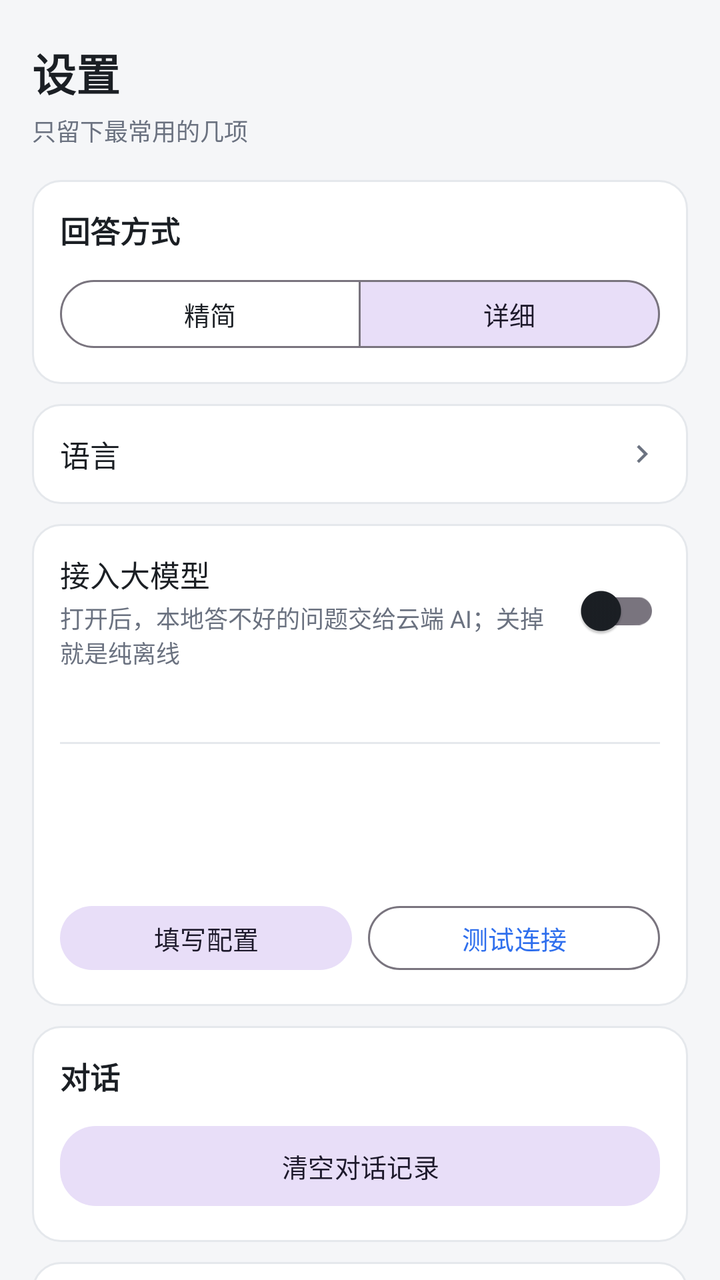
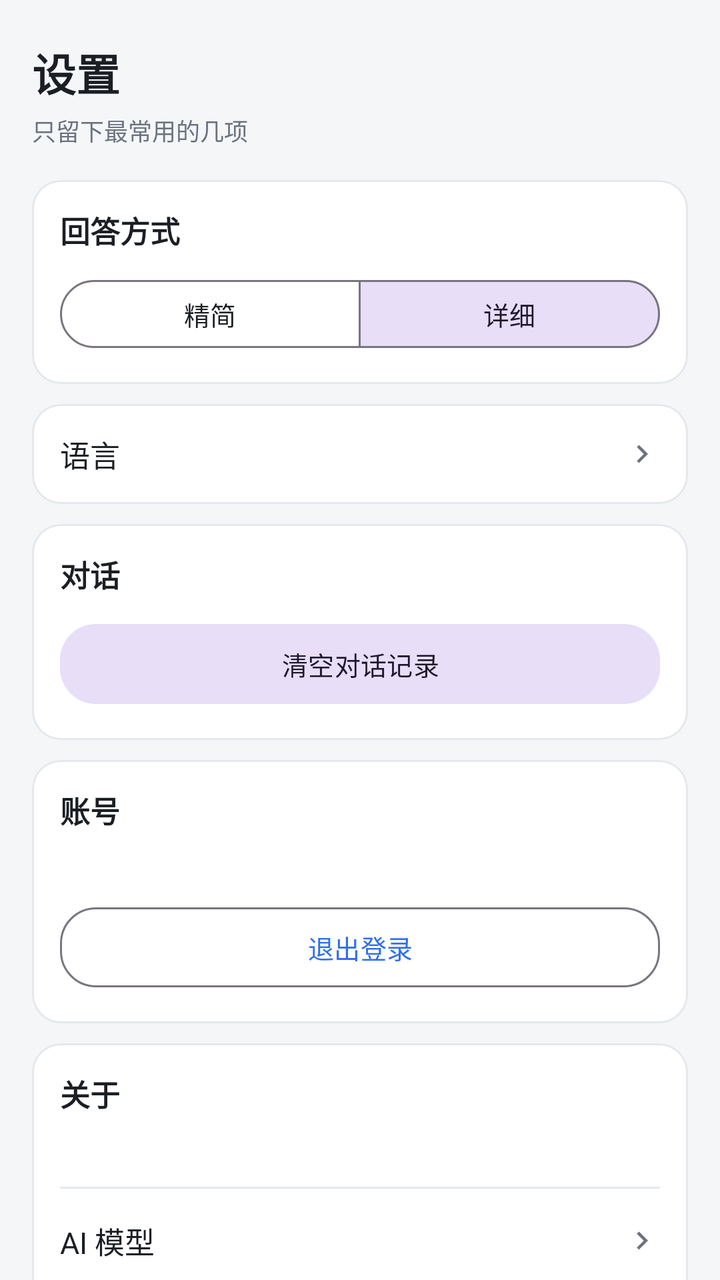

Compare the two renders of this Android layout. The source of the first and the diff that turns it into the second are given below.
<!-- AndroidManifest.xml: application theme Theme.VoiceAssistant -->
<!-- res/layout/fragment_settings.xml -->
<?xml version="1.0" encoding="utf-8"?>
<ScrollView xmlns:android="http://schemas.android.com/apk/res/android"
    xmlns:app="http://schemas.android.com/apk/res-auto"
    android:layout_width="match_parent"
    android:layout_height="match_parent"
    android:background="@color/bg_app"
    android:fillViewport="true"
    android:scrollbars="none">

    <LinearLayout
        android:layout_width="match_parent"
        android:layout_height="wrap_content"
        android:orientation="vertical"
        android:paddingStart="16dp"
        android:paddingTop="20dp"
        android:paddingEnd="16dp"
        android:paddingBottom="28dp">

        <TextView
            android:layout_width="wrap_content"
            android:layout_height="wrap_content"
            android:text="@string/settings_title"
            android:textColor="@color/text_primary"
            android:textSize="22sp"
            android:textStyle="bold" />

        <TextView
            android:layout_width="wrap_content"
            android:layout_height="wrap_content"
            android:layout_marginTop="4dp"
            android:text="@string/settings_subtitle"
            android:textColor="@color/text_secondary"
            android:textSize="12sp" />

        
        <LinearLayout
            android:layout_width="match_parent"
            android:layout_height="wrap_content"
            android:layout_marginTop="16dp"
            android:background="@drawable/bg_card"
            android:orientation="vertical"
            android:padding="14dp">

            <TextView
                android:layout_width="wrap_content"
                android:layout_height="wrap_content"
                android:text="@string/settings_answer_style"
                android:textColor="@color/text_primary"
                android:textSize="15sp"
                android:textStyle="bold" />

            <com.google.android.material.button.MaterialButtonToggleGroup
                android:id="@+id/toggleStyle"
                android:layout_width="match_parent"
                android:layout_height="wrap_content"
                android:layout_marginTop="10dp"
                app:checkedButton="@+id/btnStyleDetailed"
                app:selectionRequired="true"
                app:singleSelection="true">

                <com.google.android.material.button.MaterialButton
                    android:id="@+id/btnStyleConcise"
                    style="@style/Widget.Material3.Button.OutlinedButton"
                    android:layout_width="0dp"
                    android:layout_height="wrap_content"
                    android:layout_weight="1"
                    android:minHeight="42dp"
                    android:text="@string/settings_style_concise"
                    android:textSize="13sp" />

                <com.google.android.material.button.MaterialButton
                    android:id="@+id/btnStyleDetailed"
                    style="@style/Widget.Material3.Button.OutlinedButton"
                    android:layout_width="0dp"
                    android:layout_height="wrap_content"
                    android:layout_weight="1"
                    android:minHeight="42dp"
                    android:text="@string/settings_style_detailed"
                    android:textSize="13sp" />
            </com.google.android.material.button.MaterialButtonToggleGroup>
        </LinearLayout>

        
        <LinearLayout
            android:id="@+id/rowLanguage"
            android:layout_width="match_parent"
            android:layout_height="wrap_content"
            android:layout_marginTop="10dp"
            android:background="@drawable/bg_card"
            android:clickable="true"
            android:focusable="true"
            android:foreground="?attr/selectableItemBackground"
            android:gravity="center_vertical"
            android:orientation="horizontal"
            android:padding="14dp">

            <TextView
                android:layout_width="0dp"
                android:layout_height="wrap_content"
                android:layout_weight="1"
                android:text="@string/settings_language"
                android:textColor="@color/text_primary"
                android:textSize="15sp" />

            <TextView
                android:id="@+id/tvLanguageValue"
                android:layout_width="wrap_content"
                android:layout_height="wrap_content"
                android:layout_marginEnd="6dp"
                android:textColor="@color/text_secondary"
                android:textSize="14sp" />

            <ImageView
                android:layout_width="18dp"
                android:layout_height="18dp"
                android:contentDescription="@string/settings_language_title"
                android:rotation="-90"
                android:src="@drawable/ic_chevron_down"
                app:tint="@color/text_secondary" />
        </LinearLayout>

        
        <LinearLayout
            android:layout_width="match_parent"
            android:layout_height="wrap_content"
            android:layout_marginTop="10dp"
            android:background="@drawable/bg_card"
            android:orientation="vertical"
            android:padding="14dp">

            <LinearLayout
                android:layout_width="match_parent"
                android:layout_height="wrap_content"
                android:gravity="center_vertical"
                android:orientation="horizontal">

                <LinearLayout
                    android:layout_width="0dp"
                    android:layout_height="wrap_content"
                    android:layout_weight="1"
                    android:orientation="vertical">

                    <TextView
                        android:layout_width="wrap_content"
                        android:layout_height="wrap_content"
                        android:text="@string/settings_model_switch"
                        android:textColor="@color/text_primary"
                        android:textSize="15sp" />

                    <TextView
                        android:layout_width="wrap_content"
                        android:layout_height="wrap_content"
                        android:layout_marginTop="2dp"
                        android:text="@string/settings_model_desc"
                        android:textColor="@color/text_secondary"
                        android:textSize="12sp" />
                </LinearLayout>

                <com.google.android.material.switchmaterial.SwitchMaterial
                    android:id="@+id/switchModel"
                    android:layout_width="wrap_content"
                    android:layout_height="wrap_content" />
            </LinearLayout>

            <TextView
                android:id="@+id/tvCloudState"
                android:layout_width="match_parent"
                android:layout_height="wrap_content"
                android:layout_marginTop="8dp"
                android:textColor="@color/text_secondary"
                android:textSize="12sp" />

            <LinearLayout
                android:id="@+id/cloudDetail"
                android:layout_width="match_parent"
                android:layout_height="wrap_content"
                android:orientation="vertical">

                <View
                    android:layout_width="match_parent"
                    android:layout_height="1dp"
                    android:layout_marginTop="12dp"
                    android:layout_marginBottom="10dp"
                    android:background="@color/bubble_bot_stroke" />

                <TextView
                    android:id="@+id/tvCloudEndpoint"
                    android:layout_width="match_parent"
                    android:layout_height="wrap_content"
                    android:textColor="@color/text_secondary"
                    android:textSize="12sp" />

                <TextView
                    android:id="@+id/tvCloudModel"
                    android:layout_width="match_parent"
                    android:layout_height="wrap_content"
                    android:layout_marginTop="4dp"
                    android:textColor="@color/text_secondary"
                    android:textSize="12sp" />

                <TextView
                    android:id="@+id/tvCloudKey"
                    android:layout_width="match_parent"
                    android:layout_height="wrap_content"
                    android:layout_marginTop="4dp"
                    android:textColor="@color/text_secondary"
                    android:textSize="12sp" />

                <LinearLayout
                    android:layout_width="match_parent"
                    android:layout_height="wrap_content"
                    android:layout_marginTop="10dp"
                    android:orientation="horizontal">

                    <com.google.android.material.button.MaterialButton
                        android:id="@+id/btnCloudEdit"
                        style="@style/Widget.Material3.Button.TonalButton"
                        android:layout_width="0dp"
                        android:layout_height="wrap_content"
                        android:layout_marginEnd="8dp"
                        android:layout_weight="1"
                        android:minHeight="40dp"
                        android:text="@string/settings_cloud_edit"
                        android:textSize="13sp"
                        app:cornerRadius="18dp" />

                    <com.google.android.material.button.MaterialButton
                        android:id="@+id/btnCloudTest"
                        style="@style/Widget.Material3.Button.OutlinedButton"
                        android:layout_width="0dp"
                        android:layout_height="wrap_content"
                        android:layout_weight="1"
                        android:minHeight="40dp"
                        android:text="@string/settings_cloud_test"
                        android:textSize="13sp"
                        app:cornerRadius="18dp" />
                </LinearLayout>
            </LinearLayout>
        </LinearLayout>

        
        <LinearLayout
            android:layout_width="match_parent"
            android:layout_height="wrap_content"
            android:layout_marginTop="10dp"
            android:background="@drawable/bg_card"
            android:orientation="vertical"
            android:padding="14dp">

            <TextView
                android:layout_width="wrap_content"
                android:layout_height="wrap_content"
                android:text="@string/settings_chat"
                android:textColor="@color/text_primary"
                android:textSize="15sp"
                android:textStyle="bold" />

            <com.google.android.material.button.MaterialButton
                android:id="@+id/btnClearChat"
                style="@style/Widget.Material3.Button.TonalButton"
                android:layout_width="match_parent"
                android:layout_height="wrap_content"
                android:layout_marginTop="10dp"
                android:text="@string/settings_clear_chat"
                android:textSize="13sp"
                app:cornerRadius="18dp" />
        </LinearLayout>

        
        <LinearLayout
            android:layout_width="match_parent"
            android:layout_height="wrap_content"
            android:layout_marginTop="10dp"
            android:background="@drawable/bg_card"
            android:orientation="vertical"
            android:padding="14dp">

            <TextView
                android:layout_width="wrap_content"
                android:layout_height="wrap_content"
                android:text="@string/settings_account"
                android:textColor="@color/text_primary"
                android:textSize="15sp"
                android:textStyle="bold" />

            <TextView
                android:id="@+id/tvAccount"
                android:layout_width="match_parent"
                android:layout_height="wrap_content"
                android:layout_marginTop="6dp"
                android:textColor="@color/text_secondary"
                android:textSize="13sp" />

            <com.google.android.material.button.MaterialButton
                android:id="@+id/btnLogout"
                style="@style/Widget.Material3.Button.OutlinedButton"
                android:layout_width="match_parent"
                android:layout_height="wrap_content"
                android:layout_marginTop="10dp"
                android:text="@string/settings_logout"
                android:textSize="13sp"
                app:cornerRadius="18dp" />
        </LinearLayout>

        
        <LinearLayout
            android:layout_width="match_parent"
            android:layout_height="wrap_content"
            android:layout_marginTop="10dp"
            android:background="@drawable/bg_card"
            android:orientation="vertical"
            android:padding="14dp">

            <TextView
                android:layout_width="wrap_content"
                android:layout_height="wrap_content"
                android:text="@string/settings_about"
                android:textColor="@color/text_primary"
                android:textSize="15sp"
                android:textStyle="bold" />

            <TextView
                android:id="@+id/tvVersion"
                android:layout_width="match_parent"
                android:layout_height="wrap_content"
                android:layout_marginTop="6dp"
                android:textColor="@color/text_secondary"
                android:textSize="13sp" />

            <com.google.android.material.button.MaterialButton
                android:id="@+id/btnResetSettings"
                style="@style/Widget.Material3.Button.OutlinedButton"
                android:layout_width="match_parent"
                android:layout_height="wrap_content"
                android:layout_marginTop="10dp"
                android:text="@string/settings_reset"
                android:textSize="13sp"
                app:cornerRadius="18dp" />
        </LinearLayout>

    </LinearLayout>
</ScrollView>
<!-- resources referenced by this layout -->
<resources>
  <color name="bg_app">#F5F6F8</color>
  <color name="bubble_bot_stroke">#E5E8EC</color>
  <color name="text_primary">#1B1F24</color>
  <color name="text_secondary">#6B7280</color>
  <!-- drawable bg_card (drawable) -->
  <?xml version="1.0" encoding="utf-8"?>
  <shape xmlns:android="http://schemas.android.com/apk/res/android"
      android:shape="rectangle">
      <solid android:color="@color/surface" />
      <corners android:radius="14dp" />
      <stroke
          android:width="1dp"
          android:color="@color/bubble_bot_stroke" />
  </shape>
  <!-- drawable ic_chevron_down (drawable) -->
  <vector xmlns:android="http://schemas.android.com/apk/res/android"
      android:width="24dp"
      android:height="24dp"
      android:viewportWidth="24"
      android:viewportHeight="24">
      <path
          android:fillColor="#FF000000"
          android:pathData="M7.41,8.59L12,13.17l4.59,-4.58L18,10l-6,6 -6,-6 1.41,-1.41z" />
  </vector>
  <string name="settings_about">关于</string>
  <string name="settings_account">账号</string>
  <string name="settings_answer_style">回答方式</string>
  <string name="settings_chat">对话</string>
  <string name="settings_clear_chat">清空对话记录</string>
  <string name="settings_cloud_edit">填写配置</string>
  <string name="settings_cloud_test">测试连接</string>
  <string name="settings_language">语言</string>
  <string name="settings_language_title">选择界面语言</string>
  <string name="settings_logout">退出登录</string>
  <string name="settings_model_desc">打开后，本地答不好的问题交给云端 AI；关掉就是纯离线</string>
  <string name="settings_model_switch">接入大模型</string>
  <string name="settings_reset">恢复默认设置</string>
  <string name="settings_style_concise">精简</string>
  <string name="settings_style_detailed">详细</string>
  <string name="settings_subtitle">只留下最常用的几项</string>
  <string name="settings_title">设置</string>
  <style name="Theme.VoiceAssistant" parent="Base.Theme.VoiceAssistant" />
  <color name="surface">#FFFFFFFF</color>
  <style name="Base.Theme.VoiceAssistant" parent="Theme.Material3.Light.NoActionBar">
          
          <item name="colorPrimary">@color/brand_primary</item>
          <item name="colorOnPrimary">@color/white</item>
          <item name="colorPrimaryContainer">@color/chip_bg</item>
          <item name="colorOnPrimaryContainer">@color/brand_primary_dark</item>
          <item name="colorSurface">@color/surface</item>
          <item name="colorOnSurface">@color/text_primary</item>
          <item name="colorSurfaceVariant">@color/input_bg</item>
          <item name="colorOnSurfaceVariant">@color/text_secondary</item>
          <item name="android:colorBackground">@color/bg_app</item>
  
          
          <item name="android:windowBackground">@color/bg_app</item>
  
          
          <item name="android:statusBarColor">@android:color/transparent</item>
          <item name="android:navigationBarColor">@android:color/transparent</item>
          <item name="android:windowLightStatusBar">true</item>
          <item name="android:windowLightNavigationBar">true</item>
          <item name="android:windowDrawsSystemBarBackgrounds">true</item>
  
          
          <item name="android:forceDarkAllowed" tools:targetApi="q">false</item>
      </style>
  <color name="brand_primary">#2F6FED</color>
  <color name="white">#FFFFFFFF</color>
  <color name="chip_bg">#EAF1FE</color>
  <color name="brand_primary_dark">#1E4FBF</color>
  <color name="input_bg">#F1F3F5</color>
</resources>

<!-- the commit's change to res/layout/fragment_settings.xml (unified diff, before → after) -->
@@ -128,125 +128,6 @@
             android:orientation="vertical"
             android:padding="14dp">
 
-            <LinearLayout
-                android:layout_width="match_parent"
-                android:layout_height="wrap_content"
-                android:gravity="center_vertical"
-                android:orientation="horizontal">
-
-                <LinearLayout
-                    android:layout_width="0dp"
-                    android:layout_height="wrap_content"
-                    android:layout_weight="1"
-                    android:orientation="vertical">
-
-                    <TextView
-                        android:layout_width="wrap_content"
-                        android:layout_height="wrap_content"
-                        android:text="@string/settings_model_switch"
-                        android:textColor="@color/text_primary"
-                        android:textSize="15sp" />
-
-                    <TextView
-                        android:layout_width="wrap_content"
-                        android:layout_height="wrap_content"
-                        android:layout_marginTop="2dp"
-                        android:text="@string/settings_model_desc"
-                        android:textColor="@color/text_secondary"
-                        android:textSize="12sp" />
-                </LinearLayout>
-
-                <com.google.android.material.switchmaterial.SwitchMaterial
-                    android:id="@+id/switchModel"
-                    android:layout_width="wrap_content"
-                    android:layout_height="wrap_content" />
-            </LinearLayout>
-
-            <TextView
-                android:id="@+id/tvCloudState"
-                android:layout_width="match_parent"
-                android:layout_height="wrap_content"
-                android:layout_marginTop="8dp"
-                android:textColor="@color/text_secondary"
-                android:textSize="12sp" />
-
-            <LinearLayout
-                android:id="@+id/cloudDetail"
-                android:layout_width="match_parent"
-                android:layout_height="wrap_content"
-                android:orientation="vertical">
-
-                <View
-                    android:layout_width="match_parent"
-                    android:layout_height="1dp"
-                    android:layout_marginTop="12dp"
-                    android:layout_marginBottom="10dp"
-                    android:background="@color/bubble_bot_stroke" />
-
-                <TextView
-                    android:id="@+id/tvCloudEndpoint"
-                    android:layout_width="match_parent"
-                    android:layout_height="wrap_content"
-                    android:textColor="@color/text_secondary"
-                    android:textSize="12sp" />
-
-                <TextView
-                    android:id="@+id/tvCloudModel"
-                    android:layout_width="match_parent"
-                    android:layout_height="wrap_content"
-                    android:layout_marginTop="4dp"
-                    android:textColor="@color/text_secondary"
-                    android:textSize="12sp" />
-
-                <TextView
-                    android:id="@+id/tvCloudKey"
-                    android:layout_width="match_parent"
-                    android:layout_height="wrap_content"
-                    android:layout_marginTop="4dp"
-                    android:textColor="@color/text_secondary"
-                    android:textSize="12sp" />
-
-                <LinearLayout
-                    android:layout_width="match_parent"
-                    android:layout_height="wrap_content"
-                    android:layout_marginTop="10dp"
-                    android:orientation="horizontal">
-
-                    <com.google.android.material.button.MaterialButton
-                        android:id="@+id/btnCloudEdit"
-                        style="@style/Widget.Material3.Button.TonalButton"
-                        android:layout_width="0dp"
-                        android:layout_height="wrap_content"
-                        android:layout_marginEnd="8dp"
-                        android:layout_weight="1"
-                        android:minHeight="40dp"
-                        android:text="@string/settings_cloud_edit"
-                        android:textSize="13sp"
-                        app:cornerRadius="18dp" />
-
-                    <com.google.android.material.button.MaterialButton
-                        android:id="@+id/btnCloudTest"
-                        style="@style/Widget.Material3.Button.OutlinedButton"
-                        android:layout_width="0dp"
-                        android:layout_height="wrap_content"
-                        android:layout_weight="1"
-                        android:minHeight="40dp"
-                        android:text="@string/settings_cloud_test"
-                        android:textSize="13sp"
-                        app:cornerRadius="18dp" />
-                </LinearLayout>
-            </LinearLayout>
-        </LinearLayout>
-
-        
-        <LinearLayout
-            android:layout_width="match_parent"
-            android:layout_height="wrap_content"
-            android:layout_marginTop="10dp"
-            android:background="@drawable/bg_card"
-            android:orientation="vertical"
-            android:padding="14dp">
-
             <TextView
                 android:layout_width="wrap_content"
                 android:layout_height="wrap_content"
@@ -327,6 +208,50 @@
                 android:textColor="@color/text_secondary"
                 android:textSize="13sp" />
 
+            <View
+                android:layout_width="match_parent"
+                android:layout_height="1dp"
+                android:layout_marginTop="12dp"
+                android:layout_marginBottom="4dp"
+                android:background="@color/bubble_bot_stroke" />
+
+            
+            <LinearLayout
+                android:id="@+id/rowModel"
+                android:layout_width="match_parent"
+                android:layout_height="wrap_content"
+                android:background="?attr/selectableItemBackground"
+                android:clickable="true"
+                android:focusable="true"
+                android:gravity="center_vertical"
+                android:minHeight="44dp"
+                android:orientation="horizontal">
+
+                <TextView
+                    android:layout_width="0dp"
+                    android:layout_height="wrap_content"
+                    android:layout_weight="1"
+                    android:text="@string/settings_model_row"
+                    android:textColor="@color/text_primary"
+                    android:textSize="15sp" />
+
+                <TextView
+                    android:id="@+id/tvModelValue"
+                    android:layout_width="wrap_content"
+                    android:layout_height="wrap_content"
+                    android:layout_marginEnd="6dp"
+                    android:textColor="@color/text_secondary"
+                    android:textSize="14sp" />
+
+                <ImageView
+                    android:layout_width="18dp"
+                    android:layout_height="18dp"
+                    android:contentDescription="@string/settings_model_row"
+                    android:rotation="-90"
+                    android:src="@drawable/ic_chevron_down"
+                    app:tint="@color/text_secondary" />
+            </LinearLayout>
+
             <com.google.android.material.button.MaterialButton
                 android:id="@+id/btnResetSettings"
                 style="@style/Widget.Material3.Button.OutlinedButton"
<!-- resource entries referenced after the edit -->
@@ -29,13 +29,10 @@
   <string name="settings_answer_style">回答方式</string>
   <string name="settings_chat">对话</string>
   <string name="settings_clear_chat">清空对话记录</string>
-  <string name="settings_cloud_edit">填写配置</string>
-  <string name="settings_cloud_test">测试连接</string>
   <string name="settings_language">语言</string>
   <string name="settings_language_title">选择界面语言</string>
   <string name="settings_logout">退出登录</string>
-  <string name="settings_model_desc">打开后，本地答不好的问题交给云端 AI；关掉就是纯离线</string>
-  <string name="settings_model_switch">接入大模型</string>
+  <string name="settings_model_row">AI 模型</string>
   <string name="settings_reset">恢复默认设置</string>
   <string name="settings_style_concise">精简</string>
   <string name="settings_style_detailed">详细</string>
